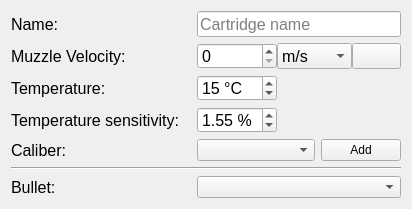
o-murphy/archer_ballistics_constructor, file ui_templates/catalog_cartridge.ui: the form before one commit.
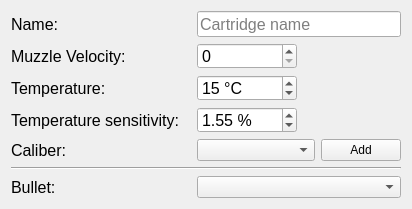
The form after the commit. Icons and pictures are not drawn.

```diff
--- a/ui_templates/catalog_cartridge.ui
+++ b/ui_templates/catalog_cartridge.ui
@@ -83,20 +83,14 @@
    <item row="2" column="1">
     <widget class="QSpinBox" name="temp">
      <property name="sizePolicy">
-      <sizepolicy hsizetype="Minimum" vsizetype="Expanding">
+      <sizepolicy hsizetype="Preferred" vsizetype="Preferred">
        <horstretch>0</horstretch>
        <verstretch>0</verstretch>
       </sizepolicy>
      </property>
-     <property name="minimumSize">
-      <size>
-       <width>80</width>
-       <height>0</height>
-      </size>
-     </property>
      <property name="maximumSize">
       <size>
-       <width>80</width>
+       <width>100</width>
        <height>16777215</height>
       </size>
      </property>
@@ -227,20 +221,14 @@
    <item row="3" column="1">
     <widget class="QDoubleSpinBox" name="ts">
      <property name="sizePolicy">
-      <sizepolicy hsizetype="Minimum" vsizetype="Expanding">
+      <sizepolicy hsizetype="Preferred" vsizetype="Preferred">
        <horstretch>0</horstretch>
        <verstretch>0</verstretch>
       </sizepolicy>
      </property>
-     <property name="minimumSize">
-      <size>
-       <width>80</width>
-       <height>0</height>
-      </size>
-     </property>
      <property name="maximumSize">
       <size>
-       <width>80</width>
+       <width>100</width>
        <height>16777215</height>
       </size>
      </property>
@@ -340,133 +328,6 @@
      </property>
     </widget>
    </item>
-   <item row="1" column="1" colspan="2">
-    <widget class="QWidget" name="horizontalWidget_16" native="true">
-     <layout class="QHBoxLayout" name="horizontalLayout_50">
-      <property name="spacing">
-       <number>0</number>
-      </property>
-      <property name="leftMargin">
-       <number>0</number>
-      </property>
-      <property name="topMargin">
-       <number>0</number>
-      </property>
-      <property name="rightMargin">
-       <number>0</number>
-      </property>
-      <property name="bottomMargin">
-       <number>0</number>
-      </property>
-      <item>
-       <widget class="QSpinBox" name="mv">
-        <property name="sizePolicy">
-         <sizepolicy hsizetype="Minimum" vsizetype="Expanding">
-          <horstretch>0</horstretch>
-          <verstretch>0</verstretch>
-         </sizepolicy>
-        </property>
-        <property name="minimumSize">
-         <size>
-          <width>80</width>
-          <height>0</height>
-         </size>
-        </property>
-        <property name="maximumSize">
-         <size>
-          <width>80</width>
-          <height>16777215</height>
-         </size>
-        </property>
-        <property name="font">
-         <font>
-          <pointsize>12</pointsize>
-         </font>
-        </property>
-        <property name="styleSheet">
-         <string notr="true"/>
-        </property>
-        <property name="maximum">
-         <number>10000</number>
-        </property>
-        <property name="value">
-         <number>0</number>
-        </property>
-       </widget>
-      </item>
-      <item>
-       <widget class="QComboBox" name="mvQuantity">
-        <property name="sizePolicy">
-         <sizepolicy hsizetype="Fixed" vsizetype="Expanding">
-          <horstretch>0</horstretch>
-          <verstretch>0</verstretch>
-         </sizepolicy>
-        </property>
-        <property name="minimumSize">
-         <size>
-          <width>75</width>
-          <height>0</height>
-         </size>
-        </property>
-        <property name="font">
-         <font>
-          <pointsize>12</pointsize>
-         </font>
-        </property>
-        <property name="styleSheet">
-         <string notr="true"/>
-        </property>
-        <item>
-         <property name="text">
-          <string>m/s</string>
-         </property>
-        </item>
-        <item>
-         <property name="text">
-          <string>fps</string>
-         </property>
-        </item>
-       </widget>
-      </item>
-      <item>
-       <widget class="QToolButton" name="mvSwitch">
-        <property name="sizePolicy">
-         <sizepolicy hsizetype="Expanding" vsizetype="Expanding">
-          <horstretch>0</horstretch>
-          <verstretch>0</verstretch>
-         </sizepolicy>
-        </property>
-        <property name="font">
-         <font>
-          <pointsize>8</pointsize>
-          <weight>75</weight>
-          <italic>false</italic>
-          <bold>true</bold>
-          <underline>false</underline>
-         </font>
-        </property>
-        <property name="toolTip">
-         <string>&lt;font color=black&gt;Convert&lt;/font&gt;</string>
-        </property>
-        <property name="text">
-         <string/>
-        </property>
-        <property name="icon">
-         <iconset>
-          <normaloff>../.rsrc/res/drawable/secondarybtn21a.png</normaloff>
-          <disabledoff>../.rsrc/res/drawable/secondarybtn21b.png</disabledoff>../.rsrc/res/drawable/secondarybtn21a.png</iconset>
-        </property>
-        <property name="iconSize">
-         <size>
-          <width>16</width>
-          <height>16</height>
-         </size>
-        </property>
-       </widget>
-      </item>
-     </layout>
-    </widget>
-   </item>
    <item row="5" column="0" colspan="3">
     <widget class="Line" name="line">
      <property name="orientation">
@@ -484,6 +345,36 @@
      </property>
     </widget>
    </item>
+   <item row="1" column="1">
+    <widget class="QSpinBox" name="mv">
+     <property name="sizePolicy">
+      <sizepolicy hsizetype="Preferred" vsizetype="Preferred">
+       <horstretch>0</horstretch>
+       <verstretch>0</verstretch>
+      </sizepolicy>
+     </property>
+     <property name="maximumSize">
+      <size>
+       <width>100</width>
+       <height>16777215</height>
+      </size>
+     </property>
+     <property name="font">
+      <font>
+       <pointsize>12</pointsize>
+      </font>
+     </property>
+     <property name="styleSheet">
+      <string notr="true"/>
+     </property>
+     <property name="maximum">
+      <number>10000</number>
+     </property>
+     <property name="value">
+      <number>0</number>
+     </property>
+    </widget>
+   </item>
   </layout>
  </widget>
  <resources>
```
